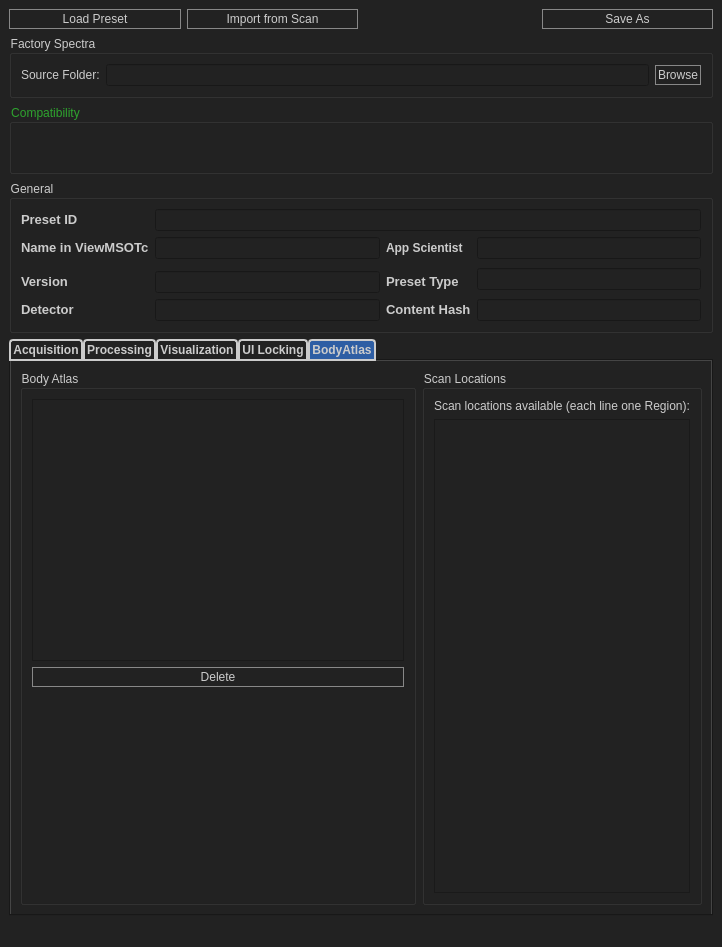
First picture: the form in source/resources/preset_editor.ui, repository jaytreee/PresetEditor, before the edit.
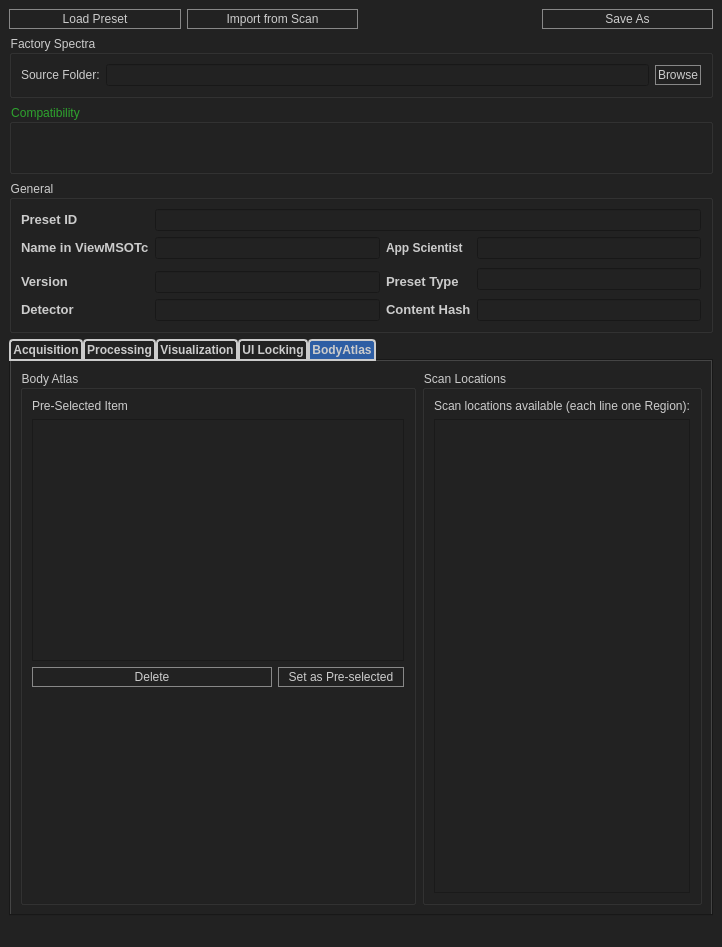
Second picture: the form after the edit. The open tabs and pages were chosen to show the change.

Commit message: Mark pre-selected body atlas region (Feature #4244)

```diff
--- a/source/resources/preset_editor.ui
+++ b/source/resources/preset_editor.ui
@@ -1867,17 +1867,10 @@
              <string>Body Atlas</string>
             </property>
             <layout class="QGridLayout" name="gridLayout_18">
-             <item row="0" column="0">
+             <item row="1" column="0" colspan="2">
               <widget class="QTreeView" name="treeBodyAtlas"/>
              </item>
-             <item row="1" column="0">
-              <widget class="QPushButton" name="bodyAtlasDelete">
-               <property name="text">
-                <string>Delete</string>
-               </property>
-              </widget>
-             </item>
-             <item row="2" column="0">
+             <item row="3" column="0">
               <widget class="QLabel" name="bodyAtlasImage">
                <property name="sizePolicy">
                 <sizepolicy hsizetype="Preferred" vsizetype="Preferred">
@@ -1887,7 +1880,7 @@
                </property>
                <property name="minimumSize">
                 <size>
-                 <width>0</width>
+                 <width>240</width>
                  <height>200</height>
                 </size>
                </property>
@@ -1896,6 +1889,43 @@
                </property>
               </widget>
              </item>
+             <item row="2" column="0">
+              <widget class="QPushButton" name="bodyAtlasDelete">
+               <property name="text">
+                <string>Delete</string>
+               </property>
+              </widget>
+             </item>
+             <item row="2" column="1">
+              <widget class="QPushButton" name="bodyAtlasSetPreselected">
+               <property name="text">
+                <string>Set as Pre-selected</string>
+               </property>
+              </widget>
+             </item>
+             <item row="0" column="0">
+              <widget class="QLabel" name="label_24">
+               <property name="text">
+                <string>Pre-Selected Item</string>
+               </property>
+              </widget>
+             </item>
+             <item row="0" column="1">
+              <widget class="QLabel" name="bodyAtlasPreselectedLabel">
+               <property name="font">
+                <font>
+                 <weight>75</weight>
+                 <bold>true</bold>
+                </font>
+               </property>
+               <property name="toolTip">
+                <string>Select &quot;Body&quot; in order to remove pre-selection</string>
+               </property>
+               <property name="text">
+                <string>&lt;none&gt;</string>
+               </property>
+              </widget>
+             </item>
             </layout>
            </widget>
           </item>
```
Left out of the diff: 2 changed lines with no effect on the pictures. The commit also changes 2 other files.
